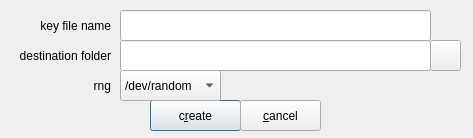
Above: zuluCrypt-gui/createkeyfile.ui from mhogomchungu/zuluCrypt before the change. Below: the same form after it.
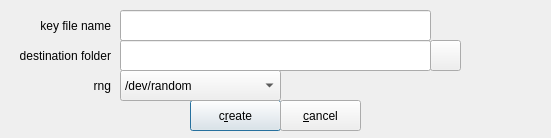
That is the form after the change.

```diff
--- a/zuluCrypt-gui/createkeyfile.ui
+++ b/zuluCrypt-gui/createkeyfile.ui
@@ -9,7 +9,7 @@
    <rect>
     <x>0</x>
     <y>0</y>
-    <width>473</width>
+    <width>551</width>
     <height>138</height>
    </rect>
   </property>
@@ -29,9 +29,9 @@
   <widget class="QLabel" name="label">
    <property name="geometry">
     <rect>
-     <x>20</x>
+     <x>0</x>
      <y>10</y>
-     <width>91</width>
+     <width>111</width>
      <height>31</height>
     </rect>
    </property>
@@ -74,7 +74,7 @@
   <widget class="QPushButton" name="pbCreate">
    <property name="geometry">
     <rect>
-     <x>150</x>
+     <x>190</x>
      <y>100</y>
      <width>91</width>
      <height>31</height>
@@ -93,7 +93,7 @@
   <widget class="QPushButton" name="pbCancel">
    <property name="geometry">
     <rect>
-     <x>240</x>
+     <x>280</x>
      <y>100</y>
      <width>81</width>
      <height>31</height>
@@ -128,9 +128,9 @@
   <widget class="QLabel" name="labelRNG">
    <property name="geometry">
     <rect>
-     <x>10</x>
+     <x>0</x>
      <y>70</y>
-     <width>101</width>
+     <width>111</width>
      <height>31</height>
     </rect>
    </property>
@@ -146,7 +146,7 @@
     <rect>
      <x>120</x>
      <y>70</y>
-     <width>101</width>
+     <width>161</width>
      <height>31</height>
     </rect>
    </property>
```
